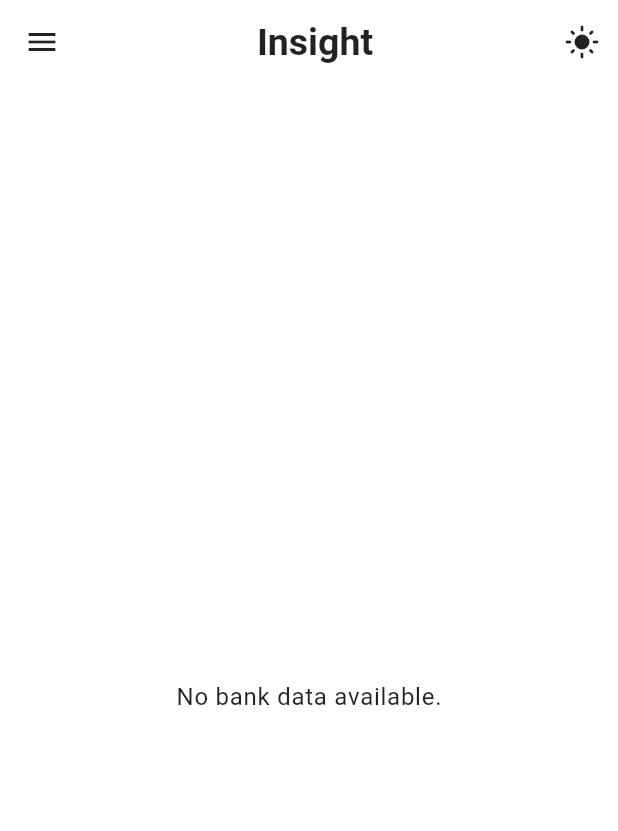
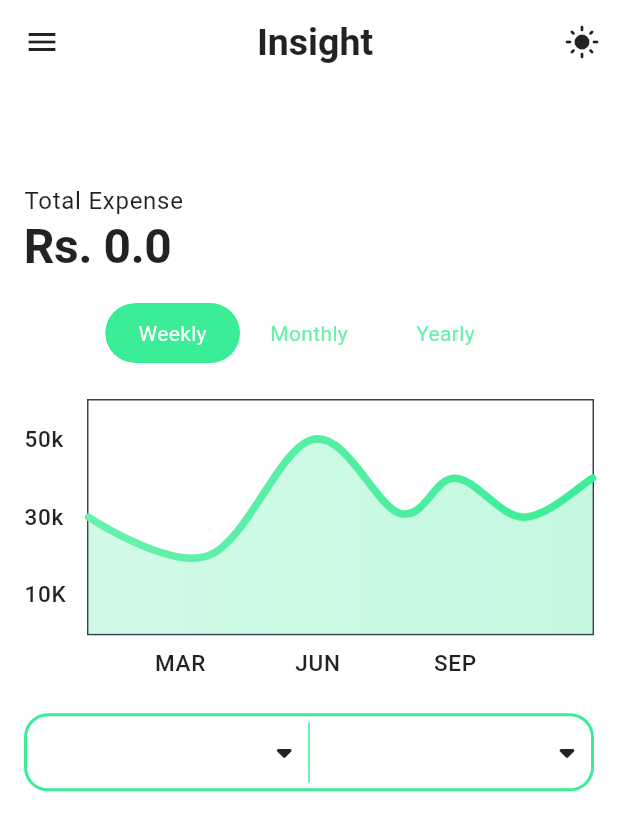
Before and after one commit to maheshp2002/mac-track, a Flutter app: the Insight screen opened directly, on a phone screen of 412 x 824 dp. Shown: the top 831 px of the screen. Run offline on Flutter 3.47's test engine with Material 3 defaults, Android fonts, the phone set to English and light mode, and no system bars; drawn by our look-alikes of fl_chart, toggle_switch; our stand-ins replace bot_toast, cloud_firestore, firebase_auth, firebase_core, flutter_feather_icons, flutter_local_notifications and 5 more; accounts and stored records are empty.

Commit message:
Update insight.dart

```diff
--- a/mac_track/lib/insight.dart
+++ b/mac_track/lib/insight.dart
@@ -180,11 +180,9 @@ class InsightState extends State<Insight> {
       for (var entry in salaryData) {
         if (entry['id'] != AppConstants.allItem) {
           // Skip "All" item
-          print("haha heh $entry");
           totalSalary += (entry[FirebaseConstants.currentAmountField] ?? 0.0);
         }
       }
-      print("haha total $totalSalary");
 
       setState(() {
         currentBalance = NumberFormat.currency(
@@ -201,9 +199,11 @@ class InsightState extends State<Insight> {
   }
 
   void _updateExpenseStream(String bankId, [String? salaryId]) {
+
     expenseDataStream = firebaseService
         .streamGetAllData(userEmail, FirebaseConstants.expenseCollection)
         .map((expenseData) {
+
       final filteredExpenses = expenseData.entries
           .where((entry) {
             final data = entry.value;
@@ -215,16 +215,25 @@ class InsightState extends State<Insight> {
           .map((e) => MapEntry(e.key, e.value))
           .toList();
 
+          // Calculate the total expenses for the filtered list
+          double totalExpenseAmount = 0;
+          for (var entry in filteredExpenses) {
+            if (entry.value[FirebaseConstants.transactionTypeField] != AppConstants.transactionTypeDeposit)
+            {
+              totalExpenseAmount += (entry.value[FirebaseConstants.amountField] ?? 0.0);
+            }
+          }
+
+          setState(() {
+            totalExpense = NumberFormat.currency(
+              locale: 'en_IN',
+              symbol: '₹',
+              decimalDigits: 0,
+            ).format(totalExpenseAmount);
+          });
+
       return Map.fromEntries(filteredExpenses);
     });
-
-    // setState(() {
-    //   totalExpense= NumberFormat.currency(
-    //     locale: 'en_IN',
-    //     symbol: '₹',
-    //     decimalDigits: 0,
-    //   ).format(selected[FirebaseConstants.AmountField]);
-    // });
   }
 
   void _changeBank(String bankId) {
@@ -275,27 +284,19 @@ class InsightState extends State<Insight> {
           child: Padding(
               padding: const EdgeInsets.all(16.0),
               child: StreamBuilder<Map<String, dynamic>>(
-                  stream: bankDataStream,
-                  builder: (context, bankSnapshot) {
-                    if (bankSnapshot.connectionState ==
+                  stream: expenseDataStream,
+                  builder: (context, expenseSnapshot) {
+                    if (expenseSnapshot.connectionState ==
                         ConnectionState.waiting) {
                       return const Center(
                         child: CircularProgressIndicator(
                           color: AppColors.secondaryGreen,
                         ),
                       );
-                    } else if (bankSnapshot.hasError) {
+                    } else if (expenseSnapshot.hasError) {
                       return Center(
                         child: Text(
                           "An Error Occurred",
-                          style: theme.textTheme.bodyLarge,
-                        ),
-                      );
-                    } else if (!bankSnapshot.hasData ||
-                        bankSnapshot.data!.isEmpty) {
-                      return Center(
-                        child: Text(
-                          "No bank data available.",
                           style: theme.textTheme.bodyLarge,
                         ),
                       );
@@ -309,7 +310,7 @@ class InsightState extends State<Insight> {
                               children: [
                                 Text("Total Expense",
                                     style: theme.textTheme.bodyLarge),
-                                Text("Rs. $currentBalance",
+                                Text("Rs. ${totalExpense.isEmpty ? 0.0 : totalExpense}",
                                     style: theme.textTheme.displayLarge)
                               ],
                             )),
@@ -331,7 +332,7 @@ class InsightState extends State<Insight> {
                                       const EdgeInsets.symmetric(horizontal: 8),
                                   child: dropDownSelect(
                                     theme,
-                                    selectedBankId!,
+                                    selectedBankId ?? "",
                                     userBanks.map((bank) {
                                       return DropdownMenuItem<String>(
                                           value: bank['id'],
@@ -383,7 +384,7 @@ class InsightState extends State<Insight> {
                                               child: Text(
                                                 displayAmount !=
                                                         AppConstants.allItem
-                                                    ? "₹$displayAmount"
+                                                    ? "₹${salary[FirebaseConstants.totalAmountField]}"
                                                     : displayAmount,
                                                 overflow: TextOverflow.ellipsis,
                                                 style:
```
